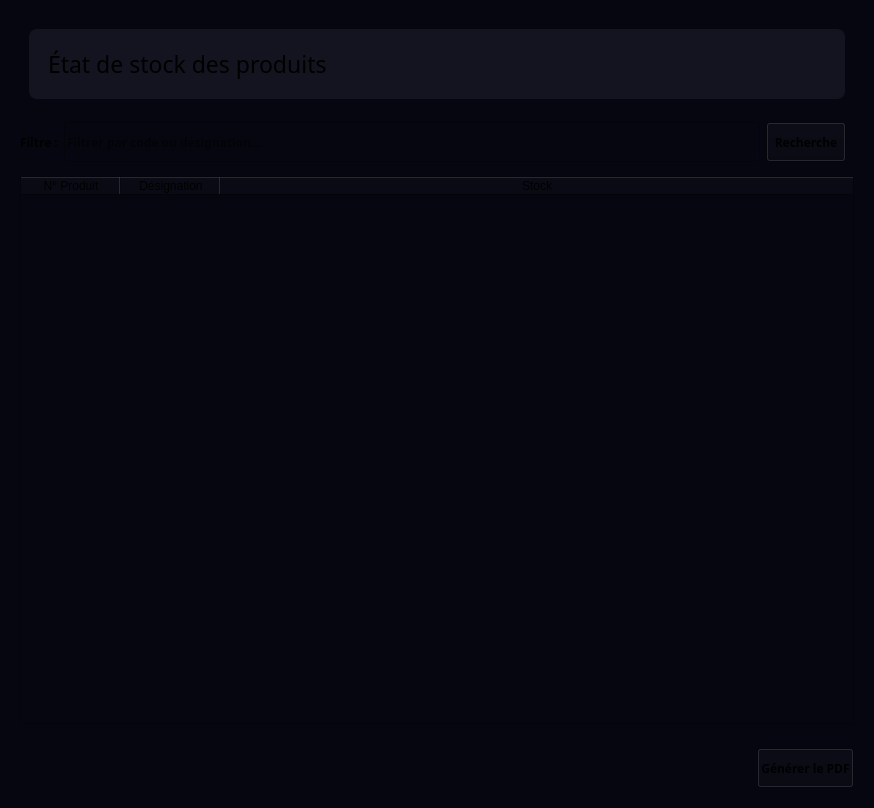
Qt form interface/stock_widget.ui (miranto-andria/stock-it) before a commit.
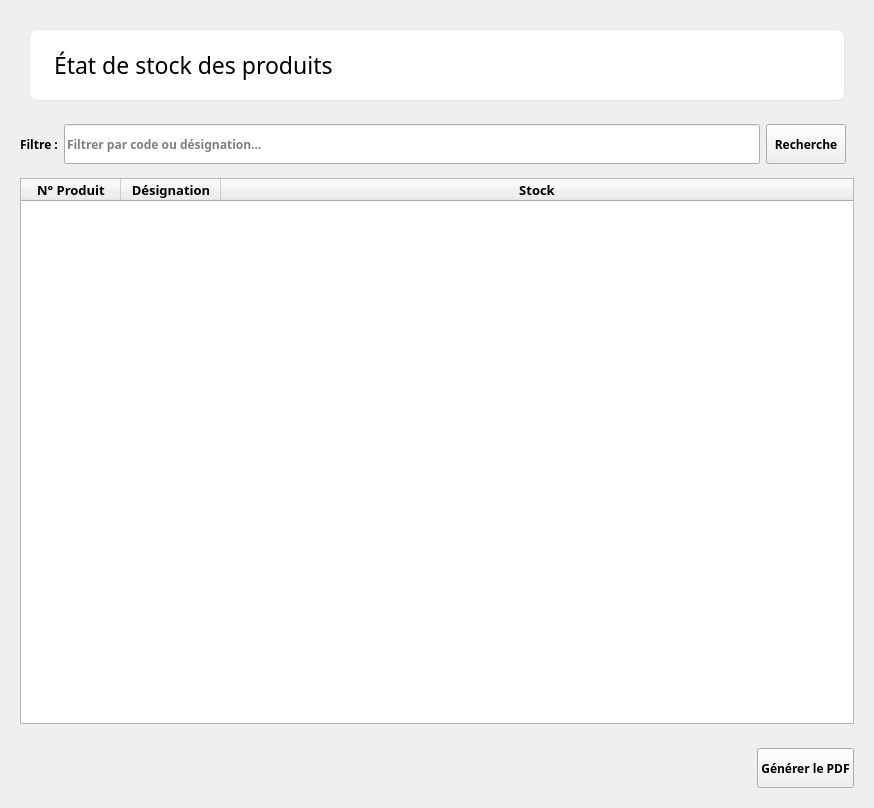
The same form after that commit.

```diff
--- a/interface/stock_widget.ui
+++ b/interface/stock_widget.ui
@@ -20,9 +20,8 @@
    <string>Form</string>
   </property>
   <property name="styleSheet">
-   <string notr="true">* {
+   <string notr="true">#stockWidget {
     font-family: &quot;Montserrat&quot;;
-    background-color: #05060f;
 }
 
 </string>
@@ -47,8 +46,8 @@
         </property>
         <property name="styleSheet">
          <string notr="true">QLabel#textTotalProduct , QLabel#textTotalBondeSortie , QLabel#textTotalBondeEntree, QLabel#textTotalStock{
-background-color: #13141F;
-color: white;
+background-color: #ffffff;
+color: #111827; border: 1px solid #e5e7eb;
 font:bold;
 font-size: 22px;
 qproperty-alignment: AlignCenter;
@@ -62,7 +61,8 @@
           <widget class="QFrame" name="cardHeader">
            <property name="styleSheet">
             <string notr="true">#cardHeader{
-background-color: #13141F;
+background-color: #ffffff;
+border : 1px solid #e5e7eb;
 border-radius:8px;
 padding: 10px;
 }</string>
@@ -74,6 +74,22 @@
             <enum>QFrame::Shadow::Raised</enum>
            </property>
            <layout class="QHBoxLayout" name="horizontalLayout_13">
+            <item>
+             <spacer name="verticalSpacer">
+              <property name="orientation">
+               <enum>Qt::Orientation::Vertical</enum>
+              </property>
+              <property name="sizeType">
+               <enum>QSizePolicy::Policy::Maximum</enum>
+              </property>
+              <property name="sizeHint" stdset="0">
+               <size>
+                <width>5</width>
+                <height>5</height>
+               </size>
+              </property>
+             </spacer>
+            </item>
             <item>
              <widget class="QLabel" name="label">
               <property name="font">
@@ -161,6 +177,12 @@
           <pointsize>10</pointsize>
          </font>
         </property>
+        <property name="styleSheet">
+         <string notr="true"/>
+        </property>
+        <property name="alternatingRowColors">
+         <bool>true</bool>
+        </property>
         <attribute name="horizontalHeaderStretchLastSection">
          <bool>true</bool>
         </attribute>
```
